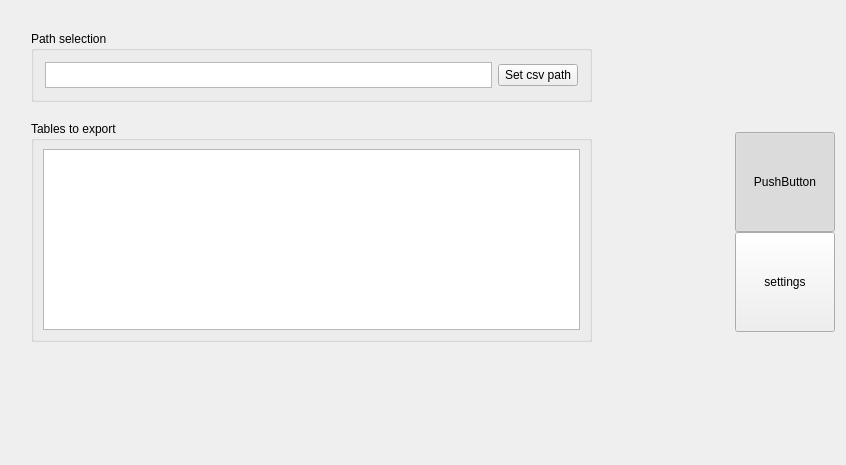
First picture: the form in mainwindow.ui, repository Trother555/ConverTable, before the edit.
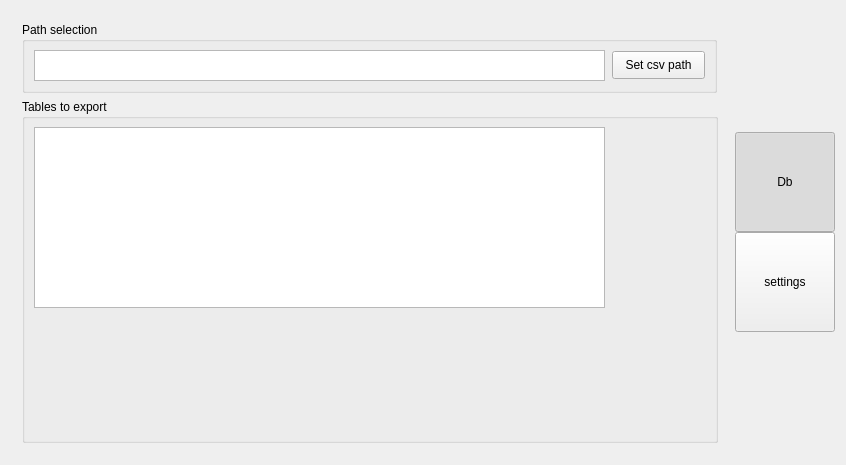
Second picture: the form after the edit. The open tabs and pages were chosen to show the change. Custom widgets are drawn as their Qt base class.

The edit to the form file:
```diff
--- a/mainwindow.ui
+++ b/mainwindow.ui
@@ -157,39 +157,86 @@
           </layout>
          </widget>
          <widget class="QWidget" name="exportSettings">
+          <layout class="QVBoxLayout" name="verticalLayout">
+           <property name="leftMargin">
+            <number>11</number>
+           </property>
+           <property name="topMargin">
+            <number>11</number>
+           </property>
+           <item>
           <widget class="QGroupBox" name="groupBox">
-           <property name="geometry">
-            <rect>
-             <x>20</x>
-             <y>20</y>
-             <width>561</width>
+             <property name="sizePolicy">
+              <sizepolicy hsizetype="Fixed" vsizetype="Fixed">
+               <horstretch>1</horstretch>
+               <verstretch>1</verstretch>
+              </sizepolicy>
+             </property>
+             <property name="minimumSize">
+              <size>
+               <width>695</width>
              <height>71</height>
-            </rect>
+              </size>
            </property>
            <property name="title">
             <string>Path selection</string>
            </property>
-           <layout class="QGridLayout" name="gridLayout_4">
-            <item row="0" column="0">
-             <widget class="QTextEdit" name="textEdit"/>
-            </item>
-            <item row="0" column="1">
+             <widget class="QTextEdit" name="textEdit">
+              <property name="geometry">
+               <rect>
+                <x>12</x>
+                <y>28</y>
+                <width>571</width>
+                <height>31</height>
+               </rect>
+              </property>
+              <property name="sizePolicy">
+               <sizepolicy hsizetype="Fixed" vsizetype="Fixed">
+                <horstretch>0</horstretch>
+                <verstretch>0</verstretch>
+               </sizepolicy>
+              </property>
+              <property name="minimumSize">
+               <size>
+                <width>571</width>
+                <height>31</height>
+               </size>
+              </property>
+              <property name="maximumSize">
+               <size>
+                <width>571</width>
+                <height>31</height>
+               </size>
+              </property>
+             </widget>
              <widget class="QPushButton" name="ButtonSetCsvPath">
+              <property name="geometry">
+               <rect>
+                <x>590</x>
+                <y>29</y>
+                <width>93</width>
+                <height>28</height>
+               </rect>
+              </property>
+              <property name="sizePolicy">
+               <sizepolicy hsizetype="Fixed" vsizetype="Fixed">
+                <horstretch>0</horstretch>
+                <verstretch>0</verstretch>
+               </sizepolicy>
+              </property>
               <property name="text">
                <string>Set csv path</string>
               </property>
              </widget>
-            </item>
-           </layout>
-          </widget>
+            </widget>
+           </item>
+           <item>
           <widget class="QGroupBox" name="TablesToExport">
-           <property name="geometry">
-            <rect>
-             <x>20</x>
-             <y>110</y>
-             <width>561</width>
-             <height>221</height>
-            </rect>
+             <property name="sizePolicy">
+              <sizepolicy hsizetype="Preferred" vsizetype="Preferred">
+               <horstretch>3</horstretch>
+               <verstretch>5</verstretch>
+              </sizepolicy>
            </property>
            <property name="title">
             <string>Tables to export</string>
@@ -199,12 +246,16 @@
              <rect>
               <x>12</x>
               <y>28</y>
-              <width>537</width>
+                <width>571</width>
               <height>181</height>
              </rect>
             </property>
            </widget>
-          </widget>
+             <zorder>listWidget</zorder>
+             <zorder>groupBox</zorder>
+            </widget>
+           </item>
+          </layout>
          </widget>
         </widget>
        </item>
@@ -253,7 +304,7 @@
           </size>
          </property>
          <property name="text">
-          <string>PushButton</string>
+          <string>Db</string>
          </property>
          <property name="checkable">
           <bool>true</bool>
```
Lines whose indentation alone changed are shown as unchanged.
